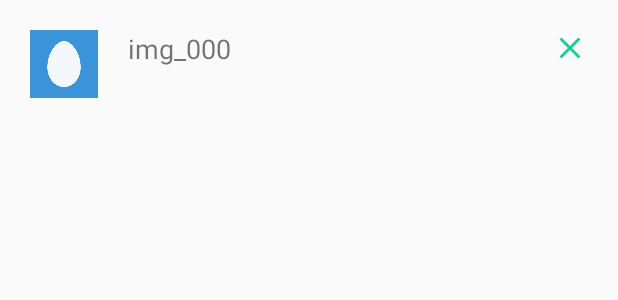
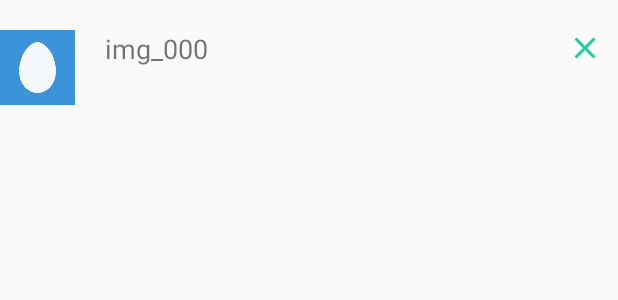
Before and after one commit to coffiejason/AnotherTest, an Android app: the layout rowitem_request.xml on its own in the app's theme, with its tools: preview values and no code run, on a phone screen of 412 x 824 dp. Shown: the top 300 px of the screen. Run offline under Robolectric (Android 15) with nearby library versions, the phone set to English and light mode, and no system bars.

Commit message:
taking pictures and videos in app and displaying them 2

```diff
--- a/app/src/main/res/layout/rowitem_request.xml
+++ b/app/src/main/res/layout/rowitem_request.xml
@@ -3,21 +3,28 @@
     xmlns:app="http://schemas.android.com/apk/res-auto"
     android:orientation="vertical"
     android:layout_width="match_parent"
-    android:padding="20dp"
     android:layout_height="wrap_content"
+    android:paddingTop="20dp"
+    android:paddingBottom="20dp"
+    android:paddingRight="10dp"
     android:id="@+id/row_dc_layout">
+
+    <VideoView
+        android:id="@+id/live_video"
+        android:layout_width="50dp"
+        android:layout_height="50dp"
+        android:layout_marginRight="20dp"/>
 
     <ImageView
         android:id="@+id/live_img"
-        android:layout_width="45dp"
-        android:layout_height="45dp"
+        android:layout_width="50dp"
+        android:layout_height="50dp"
         android:layout_marginRight="20dp"
-        android:scaleType="fitCenter"
-        android:src="@drawable/egg"
-        app:roundAsCircle="true" />
+        android:scaleType="centerCrop"
+        android:src="@drawable/egg"/>
 
     <TextView
-        android:layout_toRightOf="@+id/live_img"
+        android:layout_marginStart="70dp"
         android:layout_width="wrap_content"
         android:layout_height="wrap_content"
         android:text="img_000"
```
Also changed, not shown: app/src/main/java/com/figure/anothertest/DataCollecionRVAdapter.java (+16 -7 lines), app/src/main/java/com/figure/anothertest/RP.java (added, +28 -0 lines), app/src/main/java/com/figure/anothertest/Tper2Activity.java (+5 -6 lines).
